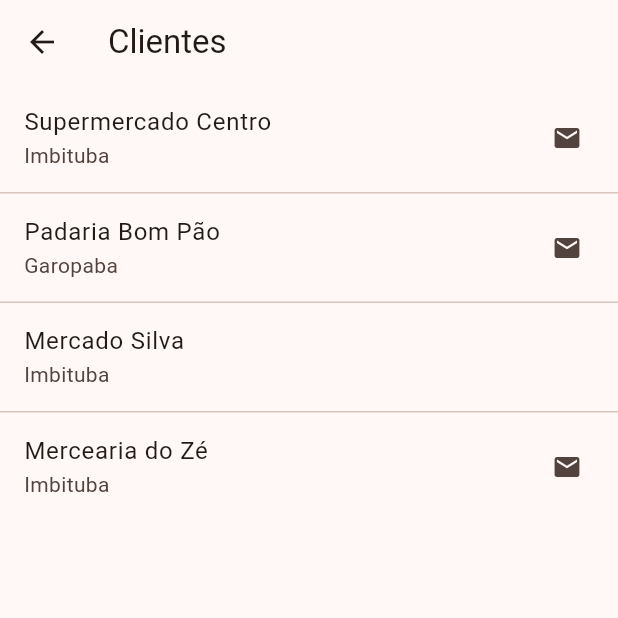
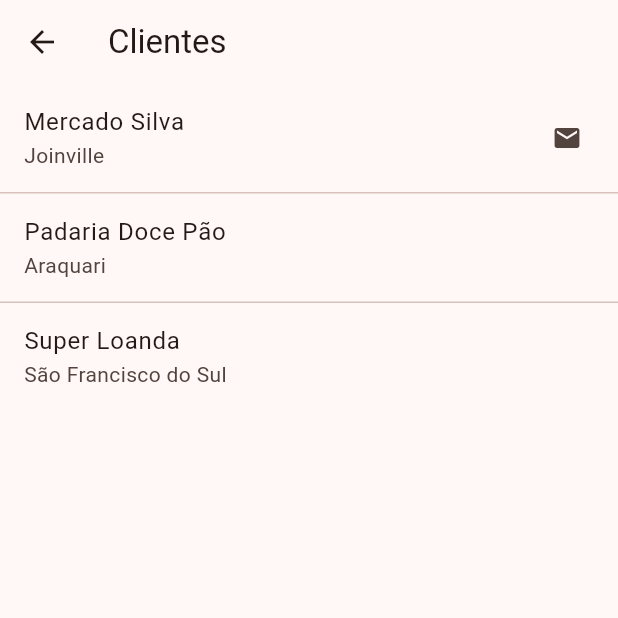
Before and after one commit to KaueMagnus/biscoitos-kaue-app, a Flutter app: the ClientsPage screen opened by its route, on a phone screen of 412 x 824 dp, the top half of it. Run offline on Flutter 3.47's test engine with Material 3 defaults, Android fonts, the light colour scheme and no system bars; our stand-ins replace sqflite; accounts and stored records are empty.

Commit message:
feat: product/order/email files first data

```diff
--- a/lib/models/client.dart
+++ b/lib/models/client.dart
@@ -13,15 +13,18 @@ class Client {
     this.phone,
   });
 
-  factory Client.fromMap(Map<String, dynamic> m) => Client(
-    id: m['id'],
-    name: m['name'] ?? '',
-    city: m['city'] ?? '',
-    email: m['email'],
-    phone: m['phone'],
+  factory Client.fromMap(Map<String, dynamic> json) {
+    return Client(
+      id: json['id'],
+      name: json['name'],
+      city: json['city'],
+      email: json['email'],
+      phone: json['phone'],
     );
+  }
 
-  Map<String, dynamic> toMap() => {
+  Map<String, dynamic> toMap() {
+    return {
       'id': id,
       'name': name,
       'city': city,
@@ -29,3 +32,4 @@ class Client {
       'phone': phone,
     };
   }
+}
--- a/lib/screens/clients_page.dart
+++ b/lib/screens/clients_page.dart
@@ -18,6 +18,7 @@ class ClientsPage extends StatelessWidget {
         separatorBuilder: (_, __) => const Divider(height: 1),
         itemBuilder: (context, index) {
           final c = clients[index];
+
           return ListTile(
             title: Text(c.name),
             subtitle: Text(c.city),
@@ -25,7 +26,6 @@ class ClientsPage extends StatelessWidget {
                 ? const Icon(Icons.email, size: 20)
                 : null,
             onTap: () {
-              // por enquanto abre um diálogo com detalhes (iremos navegar para Produtos depois)
               showModalBottomSheet(
                 context: context,
                 builder: (_) => _clientDetailsSheet(context, c),
@@ -60,7 +60,6 @@ class ClientsPage extends StatelessWidget {
             children: [
               ElevatedButton.icon(
                 onPressed: () {
-                  // futuro: navegar para ProductsPage passando cliente
                   Navigator.pop(context);
                   ScaffoldMessenger.of(context).showSnackBar(
                     const SnackBar(content: Text('Abrir produtos (em desenvolvimento)')),
--- a/lib/services/mock_data.dart
+++ b/lib/services/mock_data.dart
@@ -2,9 +2,8 @@ import '../models/client.dart';
 
 class MockData {
   static List<Client> clients = [
-    Client(id: 1, name: 'Supermercado Centro', city: 'Imbituba', email: 'contato@centro.com', phone: '48999990001'),
-    Client(id: 2, name: 'Padaria Bom Pão', city: 'Garopaba', email: 'contato@bompao.com', phone: '48999990002'),
-    Client(id: 3, name: 'Mercado Silva', city: 'Imbituba', email: null, phone: '48999990003'),
-    Client(id: 4, name: 'Mercearia do Zé', city: 'Imbituba', email: 'ze@mercearia.com', phone: '48999990004'),
+    Client(id: 1, name: "Mercado Silva", city: "Joinville", email: "silva@mercado.com"),
+    Client(id: 2, name: "Padaria Doce Pão", city: "Araquari"),
+    Client(id: 3, name: "Super Loanda", city: "São Francisco do Sul", phone: "47 99999-1111"),
   ];
 }
--- a/pubspec.yaml
+++ b/pubspec.yaml
@@ -30,6 +30,8 @@ environment:
 dependencies:
   flutter:
     sdk: flutter
+  sqflite: ^2.3.0
+  path: ^1.9.0
 
   # The following adds the Cupertino Icons font to your application.
   # Use with the CupertinoIcons class for iOS style icons.
```
Also changed, not shown: lib/database/app_database.dart (added, +44 -0 lines), lib/models/product.dart (added, +27 -0 lines), lib/screens/new_order_screen.dart (added, +15 -0 lines), lib/screens/products_screen.dart (added, +15 -0 lines), lib/services/email_service.dart (added), pubspec.lock, 7 other files. Lines whose indentation alone changed are shown as unchanged.
